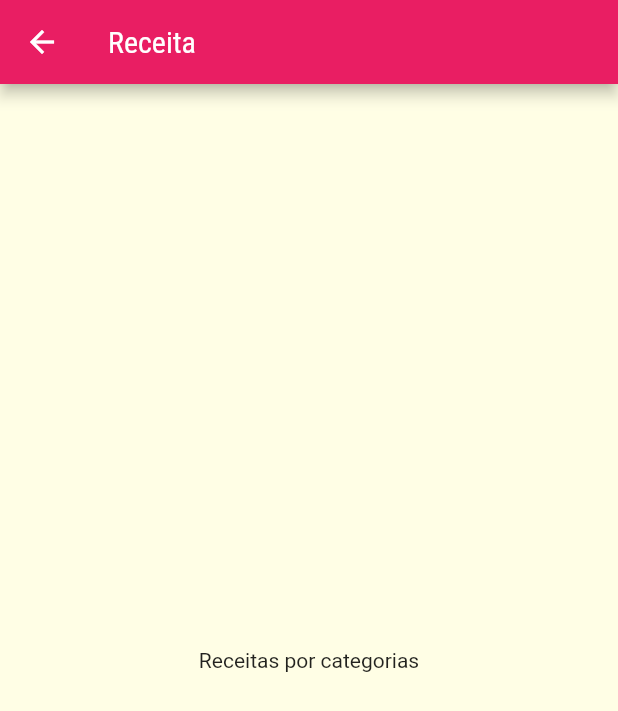
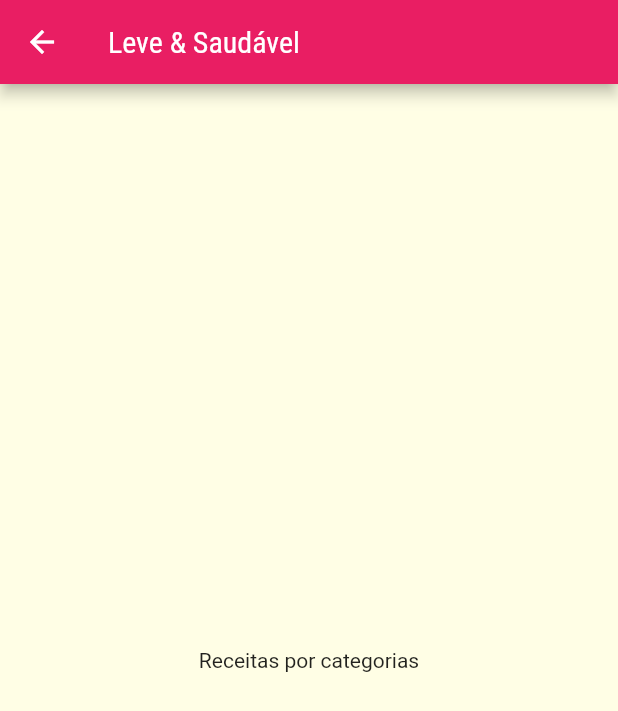
Before and after one commit to felixvicent/meals, a Flutter app: the screen it shows after launch, after a tap on "Leve & Saudável", on a phone screen of 412 x 824 dp. Shown: the top 711 px of the screen. Run offline on Flutter 3.47's test engine with Material 2 defaults, Android fonts, the phone set to English and light mode, and no system bars.

```diff
--- a/lib/components/category_item.dart
+++ b/lib/components/category_item.dart
@@ -13,7 +13,7 @@ class CategoryItem extends StatelessWidget {
     Navigator.of(context).push(
       MaterialPageRoute(
         builder: (_) {
-          return CategoriesMealsScreen();
+          return CategoriesMealsScreen(category);
         },
       ),
     );
--- a/lib/screens/categories_meals_screen.dart
+++ b/lib/screens/categories_meals_screen.dart
@@ -1,13 +1,18 @@
 // ignore_for_file: use_key_in_widget_constructors, prefer_const_constructors
 
 import 'package:flutter/material.dart';
+import 'package:meals/models/category.dart';
 
 class CategoriesMealsScreen extends StatelessWidget {
+  final Category category;
+
+  const CategoriesMealsScreen(this.category);
+
   @override
   Widget build(BuildContext context) {
     return Scaffold(
       appBar: AppBar(
-        title: Text('Receita'),
+        title: Text(category.title),
       ),
       body: Center(
         child: Text('Receitas por categorias'),
```
